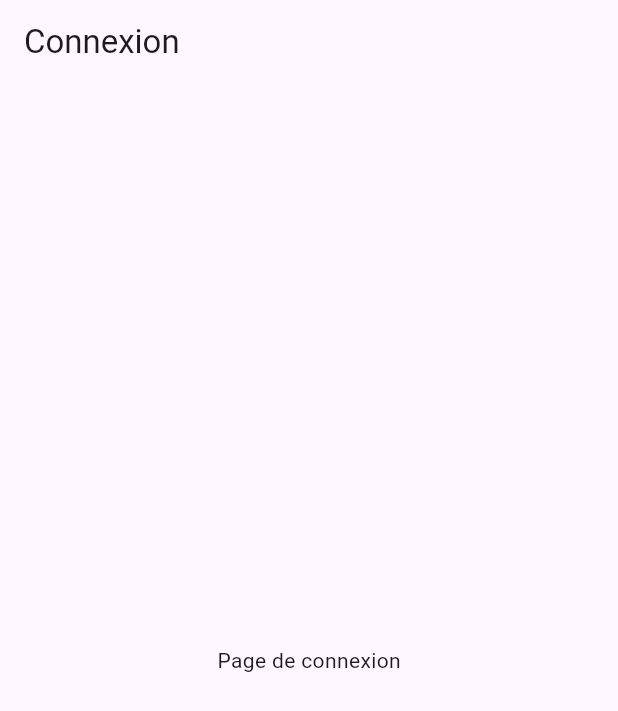
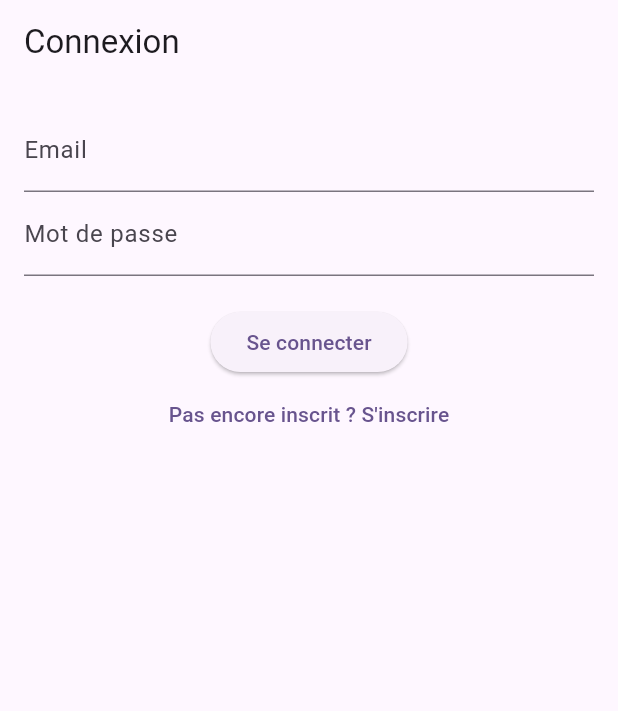
Before and after one commit to sloumach/messenger_chat_app, a Flutter app: the screen it shows after launch, on a phone screen of 412 x 824 dp. Shown: the top 711 px of the screen. Run offline on Flutter 3.47's test engine with Material 3 defaults, Android fonts, the phone set to English and light mode, and no system bars; our stand-ins replace flutter_secure_storage.

Commit message:
Update Android build configuration and implement authentication flow with login and registration screens

```diff
--- a/lib/main.dart
+++ b/lib/main.dart
@@ -1,4 +1,5 @@
 import 'package:flutter/material.dart';
+import 'screens/login_page.dart';
 
 void main() {
   runApp(const ChatApp());
@@ -16,19 +17,7 @@ class ChatApp extends StatelessWidget {
         colorScheme: ColorScheme.fromSeed(seedColor: Colors.deepPurple),
         useMaterial3: true,
       ),
-      home: const LoginPage(),
+      home: const LoginPage(), // ✅ Affiche la vraie page de login
     );
   }
 }
-
-class LoginPage extends StatelessWidget {
-  const LoginPage({super.key});
-
-  @override
-  Widget build(BuildContext context) {
-    return Scaffold(
-      appBar: AppBar(title: const Text("Connexion")),
-      body: const Center(child: Text("Page de connexion")),
-    );
-  }
-}
--- a/lib/screens/login_page.dart
+++ b/lib/screens/login_page.dart
@@ -0,0 +1,89 @@
+import 'package:flutter/material.dart';
+import 'package:chat_app/services/auth_service.dart';
+import 'package:chat_app/screens/register_page.dart';
+import 'package:chat_app/screens/chat_page.dart';
+
+class LoginPage extends StatefulWidget {
+  const LoginPage({super.key});
+
+  @override
+  State<LoginPage> createState() => _LoginPageState();
+}
+
+class _LoginPageState extends State<LoginPage> {
+  final AuthService _authService = AuthService();
+  final _formKey = GlobalKey<FormState>();
+  String email = '', password = '';
+  bool isLoading = false;
+  String? error;
+
+  Future<void> _submit() async {
+    if (!_formKey.currentState!.validate()) return;
+    setState(() {
+      isLoading = true;
+      error = null;
+    });
+
+    final result = await _authService.login(email, password);
+
+    setState(() => isLoading = false);
+
+    if (result['success']) {
+      Navigator.pushReplacement(
+        context,
+        MaterialPageRoute(builder: (_) => const ChatPage()),
+      );
+    } else {
+      setState(() => error = result['message'] ?? 'Erreur de connexion');
+    }
+  }
+
+  @override
+  Widget build(BuildContext context) {
+    return Scaffold(
+      appBar: AppBar(title: const Text('Connexion')),
+      body: Padding(
+        padding: const EdgeInsets.all(16),
+        child: Form(
+          key: _formKey,
+          child: Column(
+            children: [
+              if (error != null) ...[
+                Text(error!, style: const TextStyle(color: Colors.red)),
+                const SizedBox(height: 10),
+              ],
+              TextFormField(
+                decoration: const InputDecoration(labelText: 'Email'),
+                onChanged: (val) => email = val,
+                validator: (val) =>
+                    val == null || !val.contains('@') ? 'Email invalide' : null,
+              ),
+              TextFormField(
+                decoration: const InputDecoration(labelText: 'Mot de passe'),
+                obscureText: true,
+                onChanged: (val) => password = val,
+                validator: (val) => val != null && val.length < 6
+                    ? 'Mot de passe trop court'
+                    : null,
+              ),
+              const SizedBox(height: 20),
+              isLoading
+                  ? const CircularProgressIndicator()
+                  : ElevatedButton(
+                      onPressed: _submit,
+                      child: const Text('Se connecter'),
+                    ),
+              TextButton(
+                onPressed: () => Navigator.push(
+                  context,
+                  MaterialPageRoute(builder: (_) => const RegisterPage()),
+                ),
+                child: const Text("Pas encore inscrit ? S'inscrire"),
+              ),
+            ],
+          ),
+        ),
+      ),
+    );
+  }
+}
```
Also changed, not shown: lib/screens/chat_page.dart (+31 -0 lines), lib/screens/register_page.dart (+104 -0 lines), lib/services/auth_service.dart (+76 -0 lines), 5 other files.
